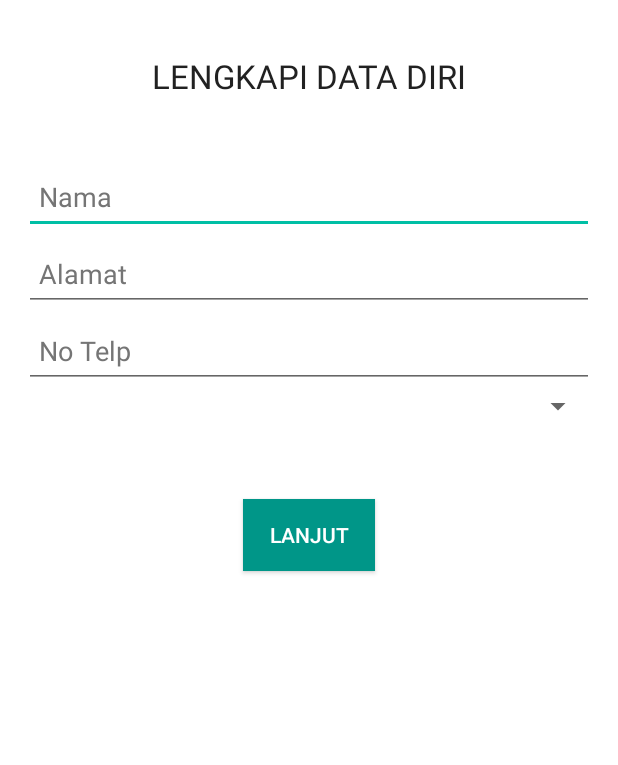
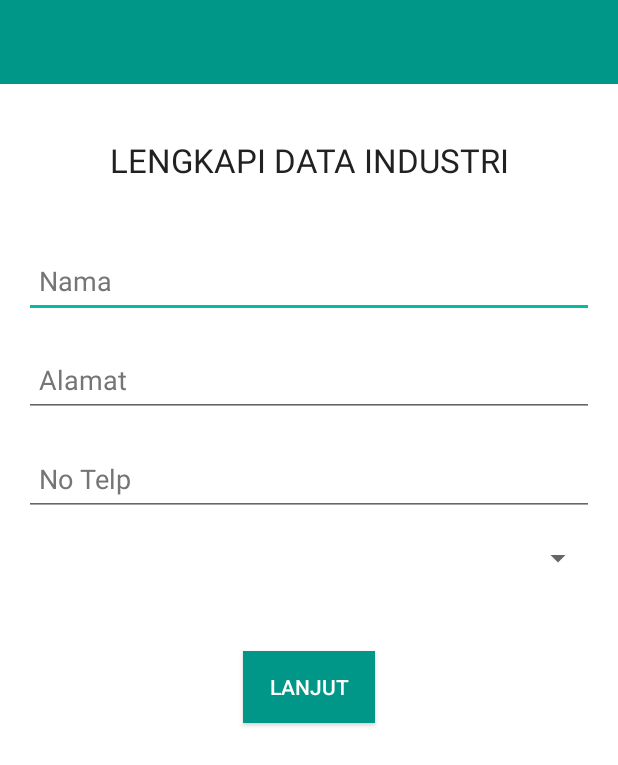
Before and after one commit to SkensaTech/ZonaMagangAndroid, an Android app: the layout activity_step_1_industri.xml on its own in the app's theme, with its tools: preview values and no code run, on a phone screen of 412 x 824 dp. Shown: the top 765 px of the screen. Run offline under Robolectric (Android 15) with nearby library versions, the phone set to English and light mode, and no system bars.

Commit message:
Changed register button margin, fix step_1_industri layout.

```diff
--- a/app/src/main/java/com/zonamagang/zonamagang/SemuaFragment.java
+++ b/app/src/main/java/com/zonamagang/zonamagang/SemuaFragment.java
@@ -14,7 +14,7 @@ import android.widget.ListView;
 public class semuaFragment extends Fragment{
 
     ListView listView;
-
+    /** Fixed **/
     @Nullable
     @Override
     public View onCreateView(LayoutInflater inflater, ViewGroup container, Bundle savedInstanceState) {
--- a/app/src/main/java/com/zonamagang/zonamagang/SudahFragment.java
+++ b/app/src/main/java/com/zonamagang/zonamagang/SudahFragment.java
@@ -11,7 +11,7 @@ import android.view.ViewGroup;
  * Created by Denandra on 16/08/2016.
  */
 public class sudahFragment extends Fragment {
-
+    /** Fixed **/
     @Nullable
     @Override
     public View onCreateView(LayoutInflater inflater, ViewGroup container, Bundle savedInstanceState) {
--- a/app/src/main/res/layout/activity_register1.xml
+++ b/app/src/main/res/layout/activity_register1.xml
@@ -58,7 +58,8 @@
         android:id="@+id/textView5"
         android:textColor="#fefefe"
         android:layout_below="@+id/button2"
-        android:layout_centerHorizontal="true" />
+        android:layout_centerHorizontal="true"
+        android:layout_marginTop="16dp" />
 
     <Button
         android:layout_width="match_parent"
@@ -74,6 +75,7 @@
         android:id="@+id/industri"
         android:layout_below="@+id/textView5"
         android:layout_alignEnd="@+id/button2"
-        android:layout_alignParentStart="true" />
+        android:layout_alignParentStart="true"
+        android:layout_marginTop="16dp" />
 
 </LinearLayout>
--- a/app/src/main/res/layout/activity_step_1_industri.xml
+++ b/app/src/main/res/layout/activity_step_1_industri.xml
@@ -1,10 +1,19 @@
 <?xml version="1.0" encoding="utf-8"?>
-<ScrollView xmlns:android="http://schemas.android.com/apk/res/android"
+
+<LinearLayout xmlns:android="http://schemas.android.com/apk/res/android"
     tools:context="com.zonamagang.zonamagang.step_1_siswa_daftar"
     xmlns:tools="http://schemas.android.com/tools"
     android:layout_height="match_parent"
     android:layout_width="match_parent"
+    android:orientation="vertical">
+    <include
+        android:id="@+id/toolbar"
+        layout="@layout/toolbar" />
+    <ScrollView
+        android:layout_height="match_parent"
+        android:layout_width="match_parent"
         android:fillViewport="true">
+
 
         <LinearLayout
             android:layout_width="match_parent"
@@ -22,7 +31,7 @@
                     android:layout_width="match_parent"
                     android:layout_height="30dp"
                     android:textAppearance="?android:attr/textAppearanceLarge"
-                android:text="LENGKAPI DATA DIRI"
+                    android:text="LENGKAPI DATA INDUSTRI"
                     android:gravity="center_horizontal"
                     android:layout_marginTop="20dp"
                     android:textColor="@color/colorPrimaryText"/>
@@ -34,7 +43,7 @@
                     android:layout_marginTop="40dp"
                     android:hint="Nama"
                     android:ems="10"
-                android:id="@+id/nama"
+                    android:id="@+id/industri_step_1_nama"
                     android:textColorHint="@color/colorSecondaryText"
                     android:padding="10dp"/>
 
@@ -42,10 +51,10 @@
                     android:layout_width="match_parent"
                     android:layout_height="50dp"
                     android:inputType="text"
-                android:layout_marginTop="1dp"
+                    android:layout_marginTop="16dp"
                     android:hint="Alamat"
                     android:ems="10"
-                android:id="@+id/nama"
+                    android:id="@+id/industri_step_1_alamat"
                     android:padding="10dp"
                     android:textColorHint="@color/colorSecondaryText" />
 
@@ -53,10 +62,10 @@
                     android:layout_width="match_parent"
                     android:layout_height="50dp"
                     android:inputType="number"
-                android:layout_marginTop="1dp"
+                    android:layout_marginTop="16dp"
                     android:hint="No Telp"
                     android:ems="10"
-                android:id="@+id/nama"
+                    android:id="@+id/industri_step_1_telp"
                     android:padding="10dp"
                     android:textColorHint="@color/colorSecondaryText" />
 
@@ -68,9 +77,10 @@
                         android:layout_weight="1"
                         android:layout_width="match_parent"
                         android:layout_height="wrap_content"
-                    android:id="@+id/kota"
+                        android:id="@+id/industri_step_1_kota"
                         android:padding="10dp"
-                    android:textColor="@color/colorSecondaryText"/>
+                        android:textColor="@color/colorSecondaryText"
+                        android:layout_marginTop="16dp"/>
 
                 </LinearLayout>
 
@@ -83,9 +93,10 @@
                     android:shadowColor="@color/colorPrimary"
                     android:textColor="@color/textColor"
                     android:text="LANJUT"
-                android:id="@+id/button5"
+                    android:id="@+id/industri_step_1_submit"
                     android:layout_gravity="center_horizontal" />
 
             </LinearLayout>
         </LinearLayout>
     </ScrollView>
+</LinearLayout>
```
Lines whose indentation alone changed are shown as unchanged.
